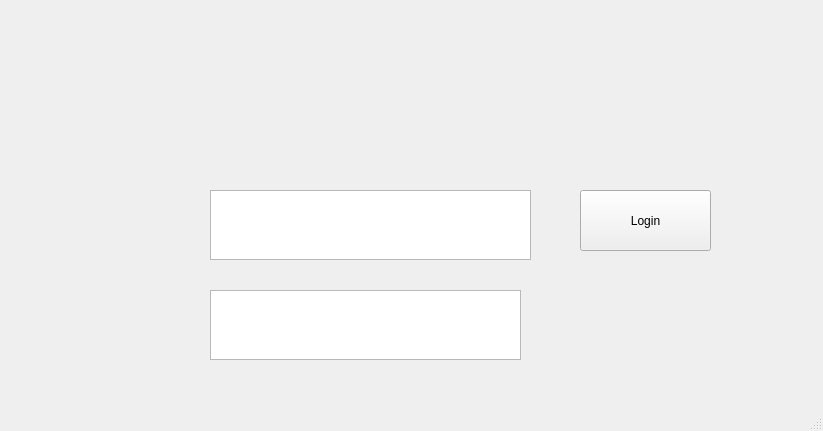
First picture: the form in AccountManagement/mainwindow.ui, repository ScarecrowStraw/MiniProject, before the edit.
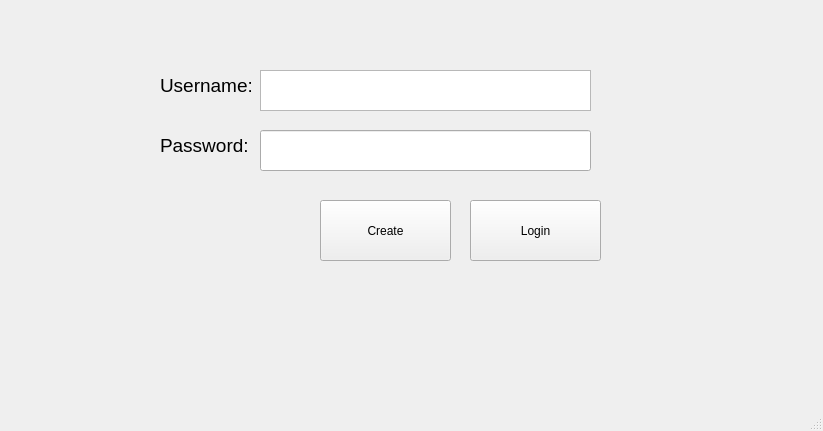
Second picture: the form after the edit.

```diff
--- a/AccountManagement/mainwindow.ui
+++ b/AccountManagement/mainwindow.ui
@@ -17,8 +17,8 @@
    <widget class="QPushButton" name="loginButton">
     <property name="geometry">
      <rect>
-      <x>580</x>
-      <y>190</y>
+      <x>470</x>
+      <y>200</y>
       <width>131</width>
       <height>61</height>
      </rect>
@@ -30,21 +30,63 @@
    <widget class="QPlainTextEdit" name="Name">
     <property name="geometry">
      <rect>
-      <x>210</x>
-      <y>190</y>
-      <width>321</width>
-      <height>70</height>
+      <x>260</x>
+      <y>70</y>
+      <width>331</width>
+      <height>41</height>
      </rect>
     </property>
    </widget>
-   <widget class="QPlainTextEdit" name="something">
+   <widget class="QLabel" name="label">
     <property name="geometry">
      <rect>
-      <x>210</x>
-      <y>290</y>
-      <width>311</width>
-      <height>70</height>
+      <x>160</x>
+      <y>60</y>
+      <width>91</width>
+      <height>51</height>
      </rect>
+    </property>
+    <property name="text">
+     <string>&lt;html&gt;&lt;head/&gt;&lt;body&gt;&lt;p&gt;&lt;span style=&quot; font-size:14pt;&quot;&gt;Username:&lt;/span&gt;&lt;/p&gt;&lt;/body&gt;&lt;/html&gt;</string>
+    </property>
+   </widget>
+   <widget class="QLabel" name="label_2">
+    <property name="geometry">
+     <rect>
+      <x>160</x>
+      <y>120</y>
+      <width>91</width>
+      <height>51</height>
+     </rect>
+    </property>
+    <property name="text">
+     <string>&lt;html&gt;&lt;head/&gt;&lt;body&gt;&lt;p&gt;&lt;span style=&quot; font-size:14pt;&quot;&gt;Password:&lt;/span&gt;&lt;/p&gt;&lt;/body&gt;&lt;/html&gt;</string>
+    </property>
+   </widget>
+   <widget class="QLineEdit" name="lineEdit">
+    <property name="geometry">
+     <rect>
+      <x>260</x>
+      <y>130</y>
+      <width>331</width>
+      <height>41</height>
+     </rect>
+    </property>
+    <property name="echoMode">
+     <enum>QLineEdit::Password</enum>
+    </property>
+   </widget>
+   <widget class="QPushButton" name="Createuser">
+    <property name="geometry">
+     <rect>
+      <x>320</x>
+      <y>200</y>
+      <width>131</width>
+      <height>61</height>
+     </rect>
+    </property>
+    <property name="text">
+     <string>Create</string>
     </property>
    </widget>
   </widget>
```
Left out of the diff: 2 changed lines with no effect on the pictures.
